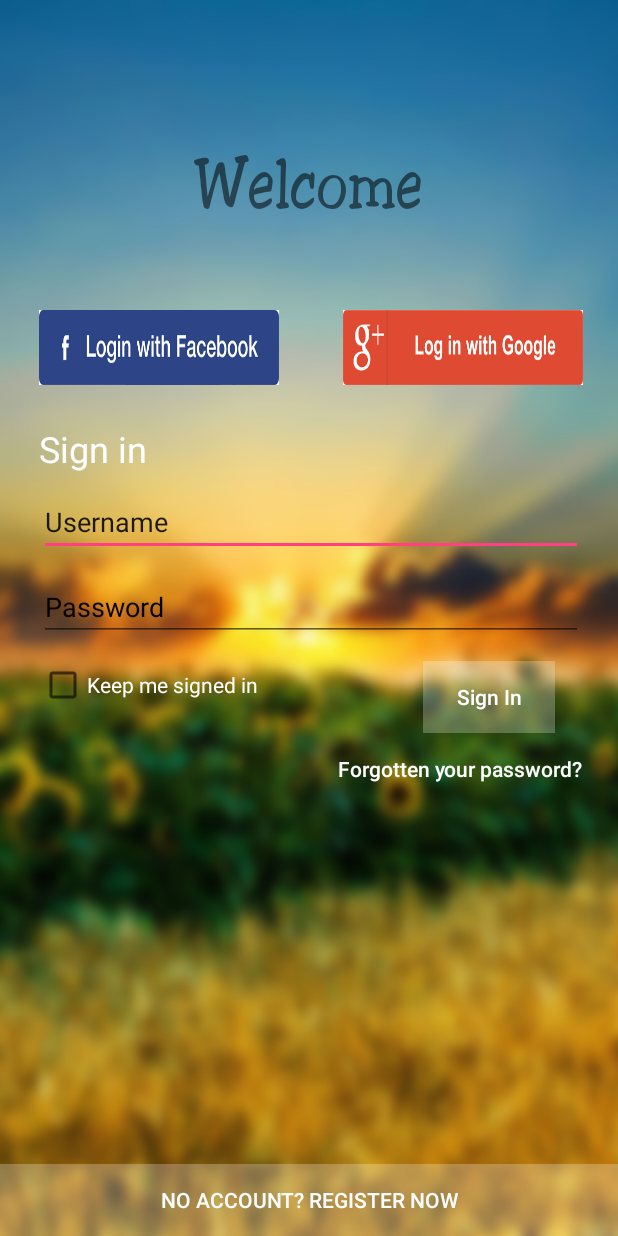
After one commit to Nguyenpham1008/MusicStar, an Android app: the LoginActivity screen opened directly, with no data from a screen before it, on a phone screen of 412 x 824 dp. The commit adds this screen. Run offline under Robolectric (Android 15) with nearby library versions, the phone set to English and light mode, and no system bars; Roboto replaces fonts that are not available here.

Commit message:
Added LoginActivity

```diff
--- a/app/build.gradle
+++ b/app/build.gradle
@@ -40,4 +40,5 @@ dependencies {
 
 
 
+
 apply plugin: 'com.google.gms.google-services'
--- a/app/src/main/java/nguyenpham/com/musicstar/ListMusicActivity.java
+++ b/app/src/main/java/nguyenpham/com/musicstar/ListMusicActivity.java
@@ -35,7 +35,6 @@ public class ListMusicActivity extends AppCompatActivity {
     public ListMusicActivity() {
 
     }
-
 
     @Override
     protected void onCreate(Bundle savedInstanceState) {
--- /dev/null
+++ b/app/src/main/java/nguyenpham/com/musicstar/LoginActivity.java
@@ -0,0 +1,35 @@
+package nguyenpham.com.musicstar;
+
+import android.graphics.Typeface;
+import android.os.Bundle;
+import android.support.v7.app.AppCompatActivity;
+import android.widget.Button;
+import android.widget.ImageButton;
+import android.widget.TextView;
+
+public class LoginActivity extends AppCompatActivity {
+    ImageButton btnLoginFacebook,btnLoginGoogle;
+    Button btnSignIn,btnForgetPass,btnCreateAccount;
+    TextView txtWelcome;
+    @Override
+    protected void onCreate(Bundle savedInstanceState) {
+        super.onCreate(savedInstanceState);
+        setContentView(R.layout.activity_login);
+        addControls();
+        addEvents();
+    }
+
+    private void addEvents() {
+
+    }
+
+    private void addControls() {
+        btnCreateAccount = (Button) findViewById(R.id.btnCreateAccount);
+        btnForgetPass = (Button) findViewById(R.id.btnForgetPassword);
+        btnSignIn = (Button) findViewById(R.id.btnSignIn);
+        txtWelcome = (TextView) findViewById(R.id.txtWelcome);
+        Typeface type = Typeface.createFromAsset(getAssets(),"font/VNI-Disney.ttf");
+        txtWelcome.setTypeface(type);
+
+    }
+}
--- a/app/src/main/java/nguyenpham/com/musicstar/MainActivity.java
+++ b/app/src/main/java/nguyenpham/com/musicstar/MainActivity.java
@@ -232,6 +232,7 @@ public class MainActivity extends AppCompatActivity
         ArrayList<HashMap<String, String>> songsListData = new ArrayList<HashMap<String, String>>();
         this.songsList = getPlayList();
         database=openOrCreateDatabase(DATABASE_NAME,MODE_PRIVATE,null);
+        database.execSQL("delete from Music");
         for (int i = 0; i < songsList.size(); i++) {
             // creating new HashMap
             HashMap<String, String> song = songsList.get(i);
--- /dev/null
+++ b/app/src/main/res/drawable/ic_download_arrow.xml
@@ -0,0 +1,4 @@
+<vector android:height="24dp" android:viewportHeight="41.712"
+    android:viewportWidth="41.712" android:width="24dp" xmlns:android="http://schemas.android.com/apk/res/android">
+    <path android:fillColor="#1E201D" android:pathData="M31.59,21.8c0.44,-0.44 0.44,-1.14 0,-1.59c-0.43,-0.44 -1.14,-0.44 -1.57,0l-8.05,8.03V1.71c0,-0.62 -0.49,-1.13 -1.11,-1.13c-0.62,0 -1.13,0.51 -1.13,1.13v26.54l-8.03,-8.03c-0.44,-0.44 -1.16,-0.44 -1.59,0c-0.44,0.44 -0.44,1.14 0,1.59l9.95,9.95c0.43,0.43 1.14,0.43 1.59,0L31.59,21.8zM39.47,29.09c0,-0.62 0.49,-1.11 1.11,-1.11c0.62,0 1.13,0.49 1.13,1.11v10.92c0,0.62 -0.51,1.13 -1.13,1.13H1.11C0.49,41.13 0,40.63 0,40.01v-10.92c0,-0.62 0.49,-1.11 1.11,-1.11s1.13,0.49 1.13,1.11v9.81h37.24V29.09z"/>
+</vector>
--- /dev/null
+++ b/app/src/main/res/drawable/ic_playlist.xml
@@ -0,0 +1,5 @@
+<vector android:height="24dp" android:viewportHeight="44.0"
+    android:viewportWidth="44.0" android:width="24dp" xmlns:android="http://schemas.android.com/apk/res/android">
+    <path android:fillColor="#FF000000" android:pathData="M42.9,13.97C43.41,12.76 44,11.31 44,10c0,-7.37 -1.6,-9.94 -15.99,-10C28.01,0 28,0 28,0s-0.01,0 -0.01,0L27,0.02v33.79C25.73,32.69 23.96,32 22,32c-3.87,0 -7,2.69 -7,6s3.13,6 7,6s7,-2.69 7,-6V9h2v0.01c5.57,0.1 10,1.85 10,3.99c0,0.35 -0.1,0.62 -0.09,1h0c0,0.55 0.45,1 1,1c0.55,0 0.88,-0.63 1,-1c0,-0.01 -0.01,-0.02 -0.01,-0.03H42.9zM22,42c-2.76,0 -5,-1.79 -5,-4s2.24,-4 5,-4c2.76,0 5,1.79 5,4S24.76,42 22,42zM41.97,10.63c-1.85,-2.06 -6.03,-3.51 -10.94,-3.61V7H29V1.98C40.64,1.9 42,4.08 42,10C42,10.19 41.99,10.4 41.97,10.63z"/>
+    <path android:fillColor="#FF000000" android:pathData="m1,2h23c0.55,0 1,-0.45 1,-1s-0.45,-1 -1,-1h-23c-0.55,0 -1,0.45 -1,1s0.45,1 1,1zM24,20h-23c-0.55,0 -1,0.45 -1,1s0.45,1 1,1h23c0.55,0 1,-0.45 1,-1s-0.45,-1 -1,-1zM24,10h-23c-0.55,0 -1,0.45 -1,1s0.45,1 1,1h23c0.55,0 1,-0.45 1,-1s-0.45,-1 -1,-1zM14,30h-13c-0.55,0 -1,0.45 -1,1s0.45,1 1,1h13c0.55,0 1,-0.45 1,-1s-0.45,-1 -1,-1z"/>
+</vector>
--- /dev/null
+++ b/app/src/main/res/drawable/ic_upload.xml
@@ -0,0 +1,5 @@
+<vector android:height="24dp" android:viewportHeight="56.0"
+    android:viewportWidth="56.0" android:width="24dp" xmlns:android="http://schemas.android.com/apk/res/android">
+    <path android:fillColor="#1E201D" android:pathData="M16,18c0.26,0 0.51,-0.1 0.71,-0.29L27,7.41v35.59c0,0.55 0.45,1 1,1s1,-0.45 1,-1V7.41l10.29,10.29c0.19,0.19 0.45,0.29 0.71,0.29s0.51,-0.1 0.71,-0.29c0.39,-0.39 0.39,-1.02 0,-1.41L28.71,4.29c-0.09,-0.09 -0.2,-0.17 -0.33,-0.22c-0.24,-0.1 -0.52,-0.1 -0.76,0c-0.12,0.05 -0.23,0.12 -0.33,0.22L15.29,16.29c-0.39,0.39 -0.39,1.02 0,1.41C15.49,17.9 15.74,18 16,18z"/>
+    <path android:fillColor="#1E201D" android:pathData="M55,38c-0.55,0 -1,0.45 -1,1v11H2v-11c0,-0.55 -0.45,-1 -1,-1s-1,0.45 -1,1v13h56v-13C56,38.45 55.55,38 55,38z"/>
+</vector>
--- /dev/null
+++ b/app/src/main/res/layout/activity_login.xml
@@ -0,0 +1,142 @@
+<?xml version="1.0" encoding="utf-8"?>
+<RelativeLayout xmlns:android="http://schemas.android.com/apk/res/android"
+    xmlns:app="http://schemas.android.com/apk/res-auto"
+    xmlns:tools="http://schemas.android.com/tools"
+    android:layout_width="match_parent"
+    android:layout_height="match_parent"
+    android:background="@drawable/login_blur2"
+    tools:context="nguyenpham.com.musicstar.LoginActivity">
+
+    <TextView
+        android:id="@+id/txtWelcome"
+        android:layout_width="wrap_content"
+        android:layout_height="wrap_content"
+        android:layout_alignParentTop="true"
+        android:layout_centerHorizontal="true"
+        android:layout_marginTop="89dp"
+        android:text="Welcome"
+        android:textSize="50sp" />
+
+    <ImageView
+        android:id="@+id/imageView12"
+        android:layout_width="160dp"
+        android:layout_height="50dp"
+        android:layout_alignParentLeft="true"
+        android:layout_alignParentStart="true"
+        android:layout_below="@+id/txtWelcome"
+        android:layout_marginLeft="26dp"
+        android:layout_marginStart="26dp"
+        android:layout_marginTop="51dp"
+        android:background="@drawable/loginfacebook"
+        app:srcCompat="@android:color/transparent" />
+
+    <ImageView
+        android:layout_width="160dp"
+        android:layout_height="50dp"
+        android:layout_alignParentEnd="true"
+        android:layout_alignParentRight="true"
+        android:layout_alignTop="@+id/imageView12"
+        android:layout_marginEnd="23dp"
+        android:layout_marginRight="23dp"
+        android:background="@drawable/logingoogle"
+        app:srcCompat="@android:color/transparent"
+        android:id="@+id/imageView16" />
+
+    <TextView
+        android:id="@+id/textView4"
+        android:layout_width="wrap_content"
+        android:layout_height="wrap_content"
+        android:layout_alignLeft="@+id/imageView12"
+        android:layout_alignStart="@+id/imageView12"
+        android:layout_below="@+id/imageView12"
+        android:layout_marginTop="26dp"
+        android:text="Sign in"
+        android:textColor="@android:color/background_light"
+        android:textSize="24sp" />
+
+    <EditText
+        android:id="@+id/editText"
+        android:layout_width="wrap_content"
+        android:layout_height="wrap_content"
+        android:layout_alignEnd="@+id/imageView16"
+        android:layout_alignLeft="@+id/textView4"
+        android:layout_alignRight="@+id/imageView16"
+        android:layout_alignStart="@+id/textView4"
+        android:layout_below="@+id/textView4"
+        android:layout_marginTop="10dp"
+        android:ems="10"
+        android:hint="Username"
+        android:inputType="textPersonName"
+        android:textColor="@android:color/background_light"
+        android:textColorHint="?attr/actionMenuTextColor" />
+
+    <EditText
+        android:id="@+id/editText2"
+        android:layout_width="wrap_content"
+        android:layout_height="wrap_content"
+        android:layout_alignEnd="@+id/editText"
+        android:layout_alignLeft="@+id/editText"
+        android:layout_alignRight="@+id/editText"
+        android:layout_alignStart="@+id/editText"
+        android:layout_below="@+id/editText"
+        android:layout_marginTop="11dp"
+        android:ems="10"
+        android:hint="Password"
+        android:inputType="textPassword"
+        android:textColor="@android:color/background_light"
+        android:textColorHint="@android:color/background_dark" />
+
+    <CheckBox
+        android:id="@+id/checkBox"
+        android:layout_width="wrap_content"
+        android:layout_height="wrap_content"
+        android:layout_alignLeft="@+id/editText2"
+        android:layout_alignStart="@+id/editText2"
+        android:layout_below="@+id/editText2"
+        android:layout_marginTop="13dp"
+        android:text="Keep me signed in"
+        android:textColor="@android:color/background_light" />
+
+    <Button
+        android:id="@+id/btnSignIn"
+        android:layout_width="wrap_content"
+        android:layout_height="wrap_content"
+        android:layout_alignTop="@+id/checkBox"
+        android:layout_toEndOf="@+id/txtWelcome"
+        android:layout_toRightOf="@+id/txtWelcome"
+        android:background="#40FFFFFF"
+        android:text="Sign In"
+        android:textAllCaps="false"
+        android:textColor="@android:color/background_light" />
+
+    <Button
+        android:id="@+id/btnForgetPassword"
+        android:layout_width="wrap_content"
+        android:layout_height="wrap_content"
+        android:background="@android:color/transparent"
+        android:text="Forgotten your password?"
+        android:textAllCaps="false"
+        android:textColor="@android:color/background_light"
+        android:layout_below="@+id/btnSignIn"
+        android:layout_alignRight="@+id/editText2"
+        android:layout_alignEnd="@+id/editText2" />
+
+    <LinearLayout
+        android:layout_width="match_parent"
+        android:layout_height="wrap_content"
+        android:layout_alignParentBottom="true"
+        android:layout_centerHorizontal="true"
+        android:background="#40FFFFFF"
+        android:orientation="horizontal">
+
+        <Button
+            android:id="@+id/btnCreateAccount"
+            android:layout_width="wrap_content"
+            android:layout_height="wrap_content"
+            android:layout_weight="1"
+            android:background="@android:color/transparent"
+            android:text="No account? Register now"
+            android:textColor="@android:color/background_light" />
+    </LinearLayout>
+
+</RelativeLayout>
--- a/app/src/main/res/layout/fragment_home.xml
+++ b/app/src/main/res/layout/fragment_home.xml
@@ -1,7 +1,6 @@
 <?xml version="1.0" encoding="utf-8"?>
 <RelativeLayout xmlns:android="http://schemas.android.com/apk/res/android"
     xmlns:app="http://schemas.android.com/apk/res-auto"
-    xmlns:tools="http://schemas.android.com/tools"
     android:id="@+id/relativeLayout"
     android:layout_width="match_parent"
     android:layout_height="match_parent">
@@ -102,7 +101,7 @@
         layout="@layout/image_music"
         layout_alignParentTop="true"
         layout_centerHorizontal="true"
-        layout_marginTop="143dp"
+        layout_marginTop="90dp"
         android:layout_width="wrap_content"
         android:layout_height="wrap_content"
         android:layout_above="@+id/txt_music_name"
--- a/app/src/main/res/layout/image_music.xml
+++ b/app/src/main/res/layout/image_music.xml
@@ -6,8 +6,8 @@
 
     <com.mikhaellopez.circularimageview.CircularImageView
         android:id="@+id/test"
-        android:layout_width="290dp"
-        android:layout_height="290dp"
+        android:layout_width="260dp"
+        android:layout_height="260dp"
         android:background="@drawable/ic_headphones"
         app:civ_border_color="#EEEEEE"
         app:civ_border_width="4dp"
```
Also changed, not shown: app/src/main/AndroidManifest.xml (+16 -9 lines), app/src/main/java/nguyenpham/com/musicstar/HomeFragment.java (+4 -3 lines), app/src/main/res/drawable/ic_man.xml (added, +14 -0 lines), app/src/main/res/layout/fragment_personal.xml (+152 -42 lines), app/src/main/res/drawable-v21/login_blur2.png (added), app/src/main/res/drawable-v21/loginfacebook.png (added), app/src/main/res/drawable-v21/logingoogle.png (added).
